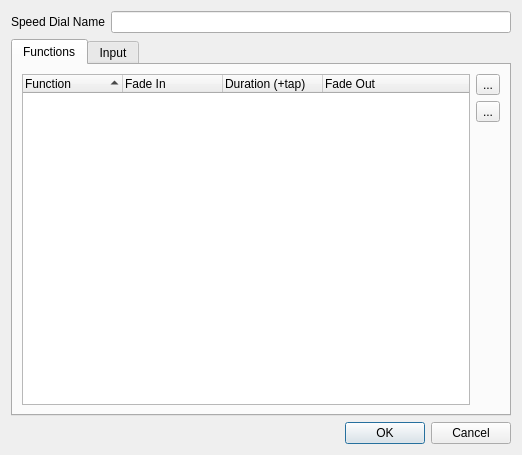
Before: the Qt Designer form ui/src/vcspeeddialproperties.ui in mcallegari/qlcplus, drawn with Qt 5.
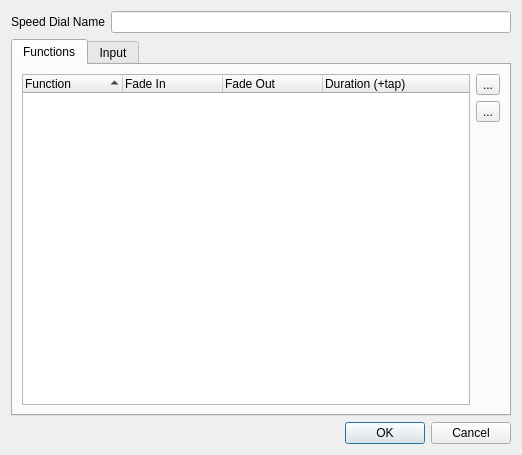
After: the same form once the commit is applied. Icons and pictures are not drawn.

Commit message: fix order in speed dial properties ui

```diff
--- a/ui/src/vcspeeddialproperties.ui
+++ b/ui/src/vcspeeddialproperties.ui
@@ -83,12 +83,12 @@
          </column>
          <column>
           <property name="text">
-           <string>Duration (+tap)</string>
+           <string>Fade Out</string>
           </property>
          </column>
          <column>
           <property name="text">
-           <string>Fade Out</string>
+           <string>Duration (+tap)</string>
           </property>
          </column>
         </widget>
```
